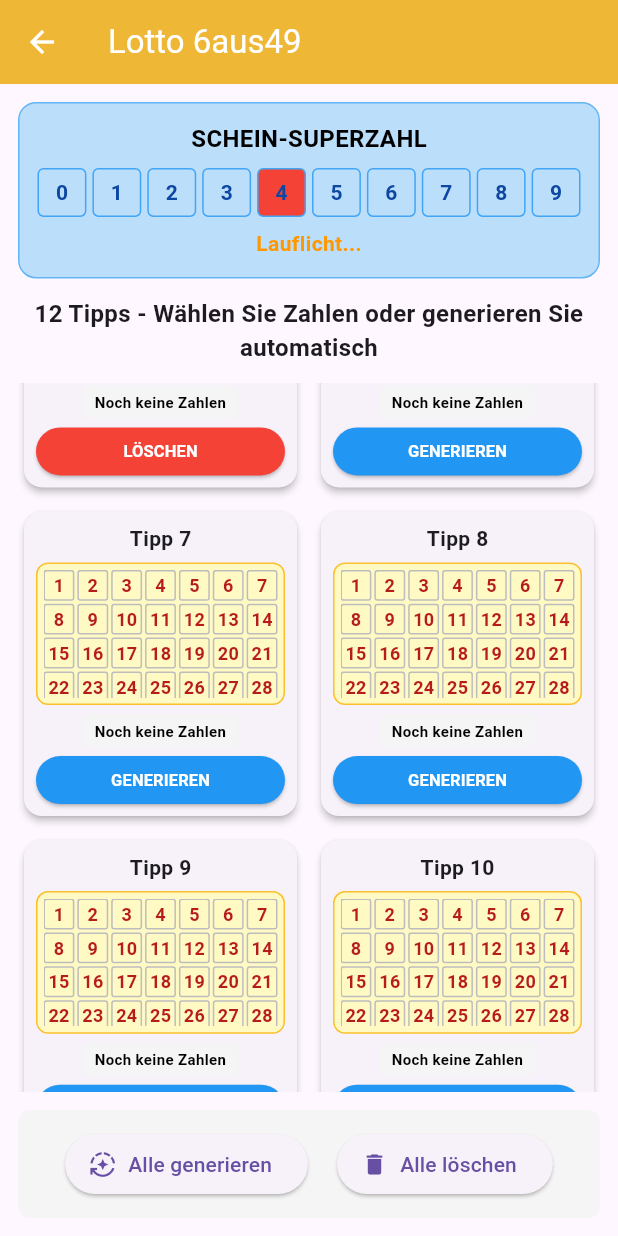
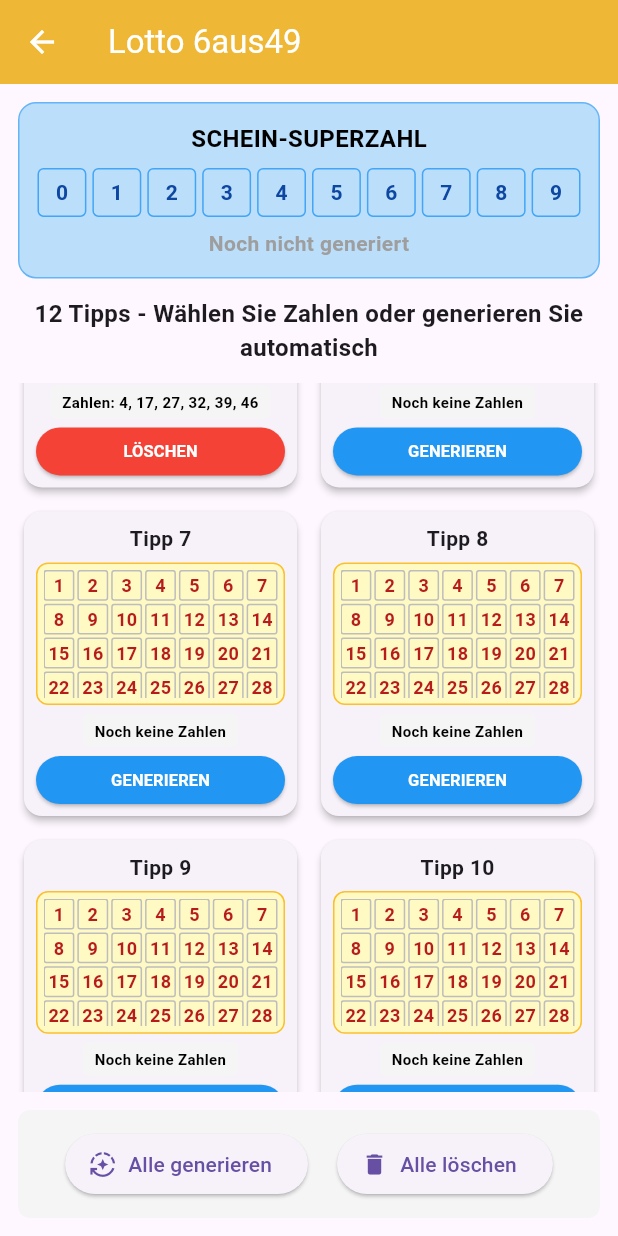
Before and after one commit to funatiker1968-hub/Lottogenerater, a Flutter app: the Lotto6aus49Screen screen opened directly, scrolled down 576 dp, after a tap on "GENERIEREN", on a phone screen of 412 x 824 dp. Run offline on Flutter 3.47's test engine with Material 3 defaults, Android fonts, the light colour scheme and no system bars; our stand-ins replace shared_preferences; accounts and stored records are empty.

Commit message:
✅ Final: Lotto 6aus49 Animationen komplett, Build fehlerfrei

```diff
--- a/lib/features/tipp/lotto_6aus49_screen.dart
+++ b/lib/features/tipp/lotto_6aus49_screen.dart
@@ -1,3 +1,4 @@
+import 'dart:async';
 import 'package:flutter/material.dart';
 
 class Lotto6aus49Screen extends StatefulWidget {
@@ -11,10 +12,12 @@ class _Lotto6aus49ScreenState extends State<Lotto6aus49Screen> with TickerProvid
   final List<List<bool>> _selectedNumbers = List.generate(12, (_) => List.filled(49, false));
   final List<List<int>> _generatedTips = List.generate(12, (_) => []);
   final List<bool> _tipGenerated = List.filled(12, false);
+  final List<int> _currentAnimatingNumbers = List.filled(12, 1); // Start bei 1 für jeden Tipp
   int _scheinSuperzahl = 0;
   bool _superzahlGenerated = false;
   late AnimationController _superzahlAnimationController;
   late List<AnimationController> _tipAnimationControllers;
+  late List<Timer> _animationTimers;
 
   @override
   void initState() {
@@ -25,10 +28,11 @@ class _Lotto6aus49ScreenState extends State<Lotto6aus49Screen> with TickerProvid
     );
     _tipAnimationControllers = List.generate(12, (index) =>
       AnimationController(
-        duration: const Duration(milliseconds: 4000),
+        duration: const Duration(milliseconds: 5000),
         vsync: this,
       )
     );
+    _animationTimers = List.generate(12, (_) => Timer(const Duration(seconds: 0), () {}));
   }
 
   @override
@@ -36,6 +40,9 @@ class _Lotto6aus49ScreenState extends State<Lotto6aus49Screen> with TickerProvid
     _superzahlAnimationController.dispose();
     for (final controller in _tipAnimationControllers) {
       controller.dispose();
+    }
+    for (final timer in _animationTimers) {
+      timer.cancel();
     }
     super.dispose();
   }
@@ -55,6 +62,47 @@ class _Lotto6aus49ScreenState extends State<Lotto6aus49Screen> with TickerProvid
     }
   }
 
+  void _startNumberAnimation(int tipIndex) {
+    final numbers = _generatedTips[tipIndex];
+    if (numbers.isEmpty) return;
+
+    int currentStep = 1;
+    final sortedNumbers = List.from(numbers)..sort();
+
+    _animationTimers[tipIndex].cancel();
+
+    void animateStep() {
+      if (currentStep > 49) {
+        // Animation beendet
+        _tipAnimationControllers[tipIndex].forward(from: 1.0);
+        return;
+      }
+
+      setState(() {
+        _currentAnimatingNumbers[tipIndex] = currentStep;
+      });
+
+      // Prüfen ob aktuelle Step-Zahl eine generierte Zahl ist
+      final isTargetNumber = sortedNumbers.contains(currentStep);
+
+      if (isTargetNumber) {
+        // Bei generierter Zahl länger pausieren (Kreuz erscheint)
+        _animationTimers[tipIndex] = Timer(const Duration(milliseconds: 300), () {
+          currentStep++;
+          animateStep();
+        });
+      } else {
+        // Normale Geschwindigkeit
+        _animationTimers[tipIndex] = Timer(const Duration(milliseconds: 50), () {
+          currentStep++;
+          animateStep();
+        });
+      }
+    }
+
+    animateStep();
+  }
+
   void _generateTip(int tipIndex) async {
     if (_tipGenerated[tipIndex]) {
       // Löschen
@@ -64,13 +112,11 @@ class _Lotto6aus49ScreenState extends State<Lotto6aus49Screen> with TickerProvid
         }
         _generatedTips[tipIndex].clear();
         _tipGenerated[tipIndex] = false;
+        _currentAnimatingNumbers[tipIndex] = 1;
+        _tipAnimationControllers[tipIndex].reset();
+        _animationTimers[tipIndex].cancel();
       });
     } else {
-      // Superzahl zuerst generieren (nur einmal pro Schein)
-      if (!_superzahlGenerated) {
-        _generateSuperzahl();
-      }
-
       // Zahlen generieren
       final currentCount = _generatedTips[tipIndex].length;
       final numbersNeeded = 6 - currentCount;
@@ -90,11 +136,11 @@ class _Lotto6aus49ScreenState extends State<Lotto6aus49Screen> with TickerProvid
 
       setState(() {
         _tipGenerated[tipIndex] = true;
+        _currentAnimatingNumbers[tipIndex] = 1;
       });
 
-      // Animation mit Verzögerung starten
-      await Future.delayed(Duration(milliseconds: tipIndex * 500));
-      _tipAnimationControllers[tipIndex].forward(from: 0.0);
+      // Animation starten
+      _startNumberAnimation(tipIndex);
     }
   }
 
@@ -105,7 +151,7 @@ class _Lotto6aus49ScreenState extends State<Lotto6aus49Screen> with TickerProvid
       await Future.delayed(const Duration(milliseconds: 3200));
     }
 
-    // Dann alle Tipps nacheinander mit Verzögerung
+    // Tipps nacheinander - erst Tipp 1 komplett fertig, dann Tipp 2 usw.
     for (int i = 0; i < 12; i++) {
       if (!_tipGenerated[i]) {
         // Zahlen generieren
@@ -127,11 +173,12 @@ class _Lotto6aus49ScreenState extends State<Lotto6aus49Screen> with TickerProvid
 
         setState(() {
           _tipGenerated[i] = true;
+          _currentAnimatingNumbers[i] = 1;
         });
 
-        // Animation mit Verzögerung starten
-        _tipAnimationControllers[i].forward(from: 0.0);
-        await Future.delayed(const Duration(milliseconds: 800));
+        // Animation starten und auf Fertigstellung warten
+        _startNumberAnimation(i);
+        await Future.delayed(const Duration(milliseconds: 3500)); // Warte bis Animation fertig
       }
     }
   }
@@ -144,7 +191,9 @@ class _Lotto6aus49ScreenState extends State<Lotto6aus49Screen> with TickerProvid
         }
         _generatedTips[i].clear();
         _tipGenerated[i] = false;
+        _currentAnimatingNumbers[i] = 1;
         _tipAnimationControllers[i].reset();
+        _animationTimers[i].cancel();
       }
       _superzahlGenerated = false;
       _scheinSuperzahl = 0;
@@ -269,25 +318,14 @@ class _Lotto6aus49ScreenState extends State<Lotto6aus49Screen> with TickerProvid
           itemBuilder: (context, index) {
             final number = index + 1;
             final isSelected = _selectedNumbers[tipIndex][index];
+            final isAnimating = _tipAnimationControllers[tipIndex].isAnimating;
+            final currentAnimatingNumber = _currentAnimatingNumbers[tipIndex];
+
             return GestureDetector(
               onTap: () => _toggleNumber(tipIndex, index),
-              child: AnimatedBuilder(
-                animation: _tipAnimationControllers[tipIndex],
-                builder: (context, child) {
-                  final animationValue = _tipAnimationControllers[tipIndex].value;
-                  final isAnimating = _tipAnimationControllers[tipIndex].isAnimating;
-                  final shouldAnimate = isAnimating && _tipGenerated[tipIndex] &&
-                      _generatedTips[tipIndex].contains(number);
-
-                  // Sequenzielle Animation: Jede Zahl erscheint nacheinander
-                  final numberIndex = _generatedTips[tipIndex].indexOf(number);
-                  final numberAnimation = numberIndex >= 0 ?
-                      (animationValue * 7).clamp(numberIndex * 0.8, (numberIndex + 1) * 0.8) : 0.0;
-                  final isNumberVisible = !isAnimating || numberAnimation > numberIndex;
-
-                  return Container(
+              child: Container(
                 decoration: BoxDecoration(
-                      color: shouldAnimate && !isNumberVisible ? Colors.yellow[400] :
+                  color: isAnimating && currentAnimatingNumber == number ? Colors.yellow[400] :
                         (isSelected ? Colors.yellow[300] : Colors.yellow[100]),
                   border: Border.all(color: Colors.grey.shade400),
                   borderRadius: BorderRadius.circular(2),
@@ -307,12 +345,10 @@ class _Lotto6aus49ScreenState extends State<Lotto6aus49Screen> with TickerProvid
                         style: TextStyle(
                           fontSize: 12,
                           fontWeight: FontWeight.bold,
-                              color: shouldAnimate && !isNumberVisible ? Colors.transparent : Colors.red[900],
+                          color: Colors.red[900],
                         ),
                       ),
                 ),
-                  );
-                },
               ),
             );
           },
@@ -348,16 +384,9 @@ class _Lotto6aus49ScreenState extends State<Lotto6aus49Screen> with TickerProvid
                 color: Colors.grey[100],
                 borderRadius: BorderRadius.circular(4),
               ),
-              child: AnimatedBuilder(
-                animation: _tipAnimationControllers[tipIndex],
-                builder: (context, child) {
-                  final animationValue = _tipAnimationControllers[tipIndex].value;
-                  final visibleCount = (_generatedTips[tipIndex].length * animationValue).ceil();
-                  final visibleNumbers = _generatedTips[tipIndex].take(visibleCount).toList();
-
-                  return Text(
-                    visibleNumbers.isNotEmpty
-                      ? 'Zahlen: ${visibleNumbers.join(', ')}'
+              child: Text(
+                _generatedTips[tipIndex].isNotEmpty
+                  ? 'Zahlen: ${_generatedTips[tipIndex].join(', ')}'
                   : 'Noch keine Zahlen',
                 style: const TextStyle(
                   fontSize: 10,
@@ -366,8 +395,6 @@ class _Lotto6aus49ScreenState extends State<Lotto6aus49Screen> with TickerProvid
                 ),
                 textAlign: TextAlign.center,
                 maxLines: 2,
-                  );
-                },
               ),
             ),
             const SizedBox(height: 6),
```
Lines whose indentation alone changed are shown as unchanged.
